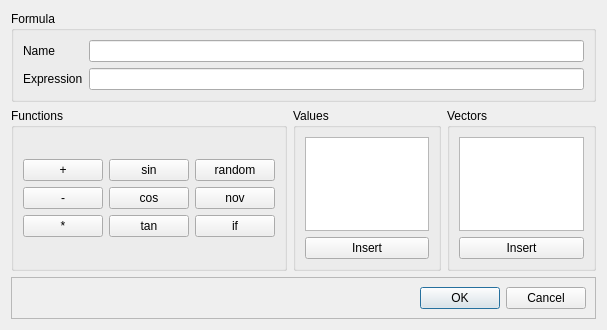
First picture: the form in src/DynaMind-BasicModules/guiequationeditor.ui, repository iut-ibk/DynaMind-ToolBox, before the edit.
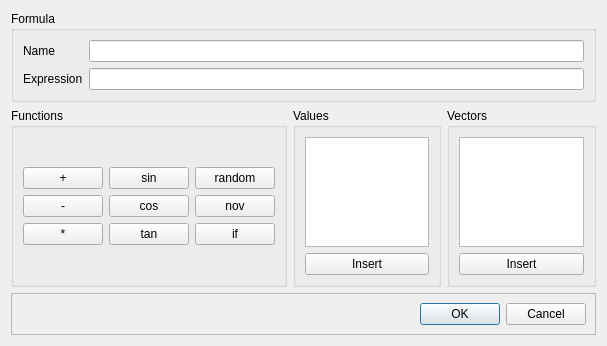
Second picture: the form after the edit.

What changed in the file:
```diff
--- a/src/DynaMind-BasicModules/guiequationeditor.ui
+++ b/src/DynaMind-BasicModules/guiequationeditor.ui
@@ -7,7 +7,7 @@
     <x>0</x>
     <y>0</y>
     <width>607</width>
-    <height>330</height>
+    <height>346</height>
    </rect>
   </property>
   <property name="windowTitle">
```
Left out of the diff: 2 changed lines with no effect on the pictures.
